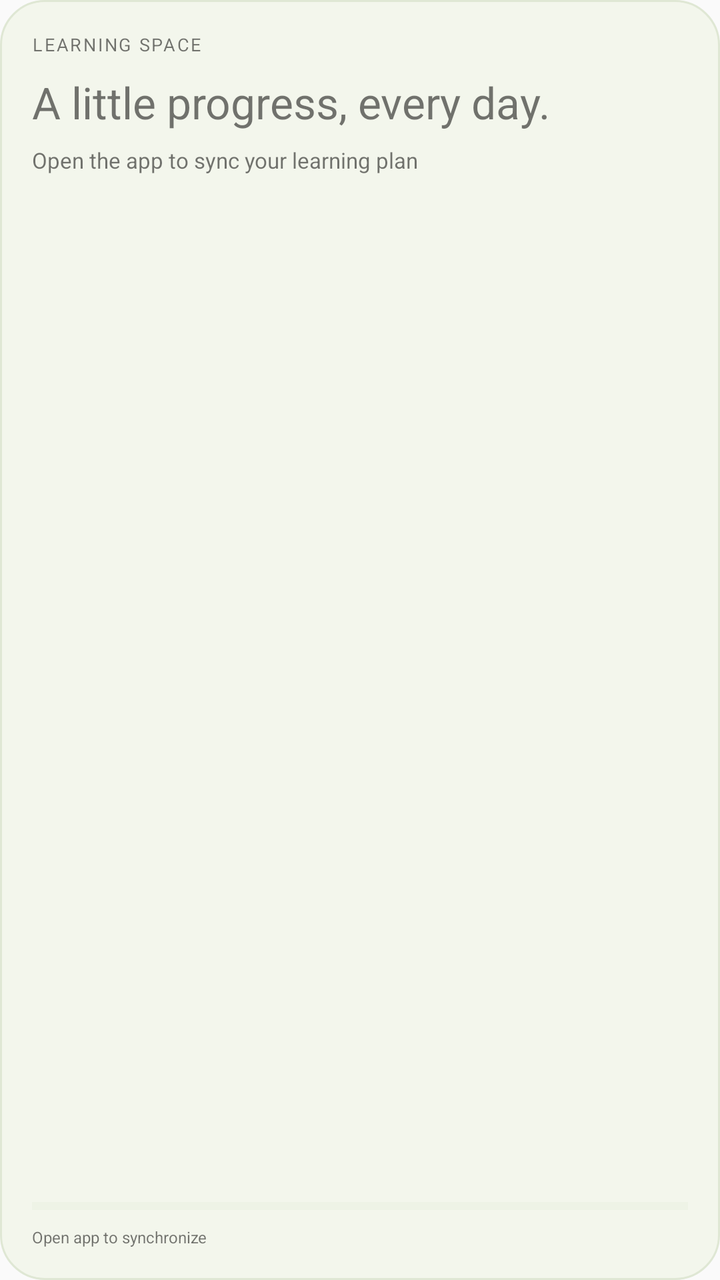
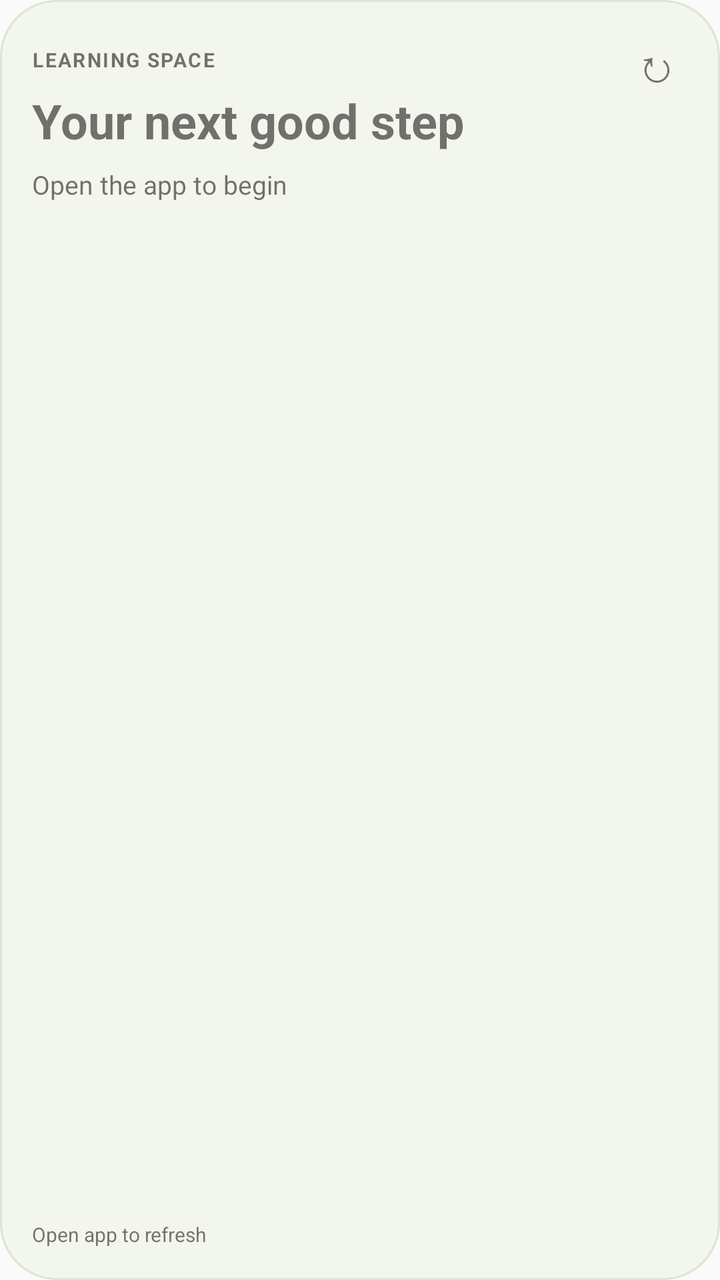

Before-and-after screenshots of an Android layout around one commit, followed by the original layout XML and the change that was made.
<!-- AndroidManifest.xml: application theme android:Theme.Material.Light.NoActionBar -->
<!-- res/layout/widget_card.xml -->
<LinearLayout xmlns:android="http://schemas.android.com/apk/res/android" android:id="@+id/widget_root" android:orientation="vertical" android:layout_width="match_parent" android:layout_height="match_parent" android:background="@drawable/widget_light" android:padding="16dp"><TextView android:id="@+id/label" android:layout_width="match_parent" android:layout_height="wrap_content" android:textSize="9sp" android:letterSpacing="0.1" android:singleLine="true" android:text="LEARNING SPACE"/><TextView android:id="@+id/big" android:layout_width="match_parent" android:layout_height="wrap_content" android:layout_marginTop="8dp" android:textSize="22sp" android:maxLines="2" android:ellipsize="end" android:text="A little progress, every day."/><TextView android:id="@+id/detail" android:layout_width="match_parent" android:layout_height="0dp" android:layout_weight="1" android:layout_marginTop="7dp" android:textSize="11sp" android:maxLines="4" android:ellipsize="end" android:text="Open the app to sync your learning plan"/><ProgressBar android:id="@+id/progress" style="?android:attr/progressBarStyleHorizontal" android:layout_width="match_parent" android:layout_height="4dp" android:layout_marginTop="8dp" android:progressTint="#85A66C" android:progressBackgroundTint="#E0E8D4"/><TextView android:id="@+id/freshness" android:layout_width="match_parent" android:layout_height="wrap_content" android:layout_marginTop="8dp" android:textSize="8sp" android:maxLines="1" android:ellipsize="end" android:text="Open app to synchronize"/></LinearLayout>
<!-- resources referenced by this layout -->
<resources>
  <!-- drawable widget_light (drawable) -->
  <shape xmlns:android="http://schemas.android.com/apk/res/android"><solid android:color="#F3F6EC"/><stroke android:width="1dp" android:color="#DFE7D4"/><corners android:radius="22dp"/><padding android:left="18dp" android:top="16dp" android:right="18dp" android:bottom="13dp"/></shape>
</resources>

<!-- the commit's change to res/layout/widget_card.xml (unified diff, before → after) -->
@@ -1 +1 @@
-<LinearLayout xmlns:android="http://schemas.android.com/apk/res/android" android:id="@+id/widget_root" android:orientation="vertical" android:layout_width="match_parent" android:layout_height="match_parent" android:background="@drawable/widget_light" android:padding="16dp"><TextView android:id="@+id/label" android:layout_width="match_parent" android:layout_height="wrap_content" android:textSize="9sp" android:letterSpacing="0.1" android:singleLine="true" android:text="LEARNING SPACE"/><TextView android:id="@+id/big" android:layout_width="match_parent" android:layout_height="wrap_content" android:layout_marginTop="8dp" android:textSize="22sp" android:maxLines="2" android:ellipsize="end" android:text="A little progress, every day."/><TextView android:id="@+id/detail" android:layout_width="match_parent" android:layout_height="0dp" android:layout_weight="1" android:layout_marginTop="7dp" android:textSize="11sp" android:maxLines="4" android:ellipsize="end" android:text="Open the app to sync your learning plan"/><ProgressBar android:id="@+id/progress" style="?android:attr/progressBarStyleHorizontal" android:layout_width="match_parent" android:layout_height="4dp" android:layout_marginTop="8dp" android:progressTint="#85A66C" android:progressBackgroundTint="#E0E8D4"/><TextView android:id="@+id/freshness" android:layout_width="match_parent" android:layout_height="wrap_content" android:layout_marginTop="8dp" android:textSize="8sp" android:maxLines="1" android:ellipsize="end" android:text="Open app to synchronize"/></LinearLayout>
+<LinearLayout xmlns:android="http://schemas.android.com/apk/res/android" android:id="@+id/widget_root" android:layout_width="match_parent" android:layout_height="match_parent" android:orientation="vertical" android:background="@drawable/widget_light" android:padding="16dp"><LinearLayout android:layout_width="match_parent" android:layout_height="wrap_content" android:gravity="center_vertical"><TextView android:id="@+id/label" android:layout_width="0dp" android:layout_weight="1" android:layout_height="wrap_content" android:textSize="10sp" android:textStyle="bold" android:letterSpacing="0.08" android:maxLines="1" android:ellipsize="end" android:text="LEARNING SPACE" /><TextView android:id="@+id/refresh" android:layout_width="32dp" android:layout_height="28dp" android:gravity="center" android:text="↻" android:textSize="23sp" android:contentDescription="Refresh from the app" /></LinearLayout><TextView android:id="@+id/big" android:layout_width="match_parent" android:layout_height="wrap_content" android:textSize="24sp" android:textStyle="bold" android:maxLines="2" android:ellipsize="end" android:text="Your next good step" /><TextView android:id="@+id/detail" android:layout_width="match_parent" android:layout_height="0dp" android:layout_weight="1" android:layout_marginTop="7dp" android:textSize="13sp" android:maxLines="4" android:ellipsize="end" android:text="Open the app to begin" /><ImageView android:id="@+id/chart" android:layout_width="match_parent" android:layout_height="54dp" android:visibility="gone" android:contentDescription="Learning time over the last seven days" /><ImageView android:id="@+id/progress" android:layout_width="match_parent" android:layout_height="5dp" android:layout_marginTop="8dp" android:contentDescription="Daily goal progress" /><TextView android:id="@+id/freshness" android:layout_width="match_parent" android:layout_height="wrap_content" android:layout_marginTop="8dp" android:textSize="10sp" android:maxLines="1" android:ellipsize="end" android:text="Open app to refresh" /></LinearLayout>
<!-- resource entries referenced after the edit -->
@@ -1,6 +1,6 @@
 <!-- resources referenced by this layout -->
 <resources>
   <!-- drawable widget_light (drawable) -->
-  <shape xmlns:android="http://schemas.android.com/apk/res/android"><solid android:color="#F3F6EC"/><stroke android:width="1dp" android:color="#DFE7D4"/><corners android:radius="22dp"/><padding android:left="18dp" android:top="16dp" android:right="18dp" android:bottom="13dp"/></shape>
+  <shape xmlns:android="http://schemas.android.com/apk/res/android"><solid android:color="#F3F6EC"/><stroke android:width="1dp" android:color="#DCE6D1"/><corners android:radius="28dp"/></shape>
 </resources>
 
